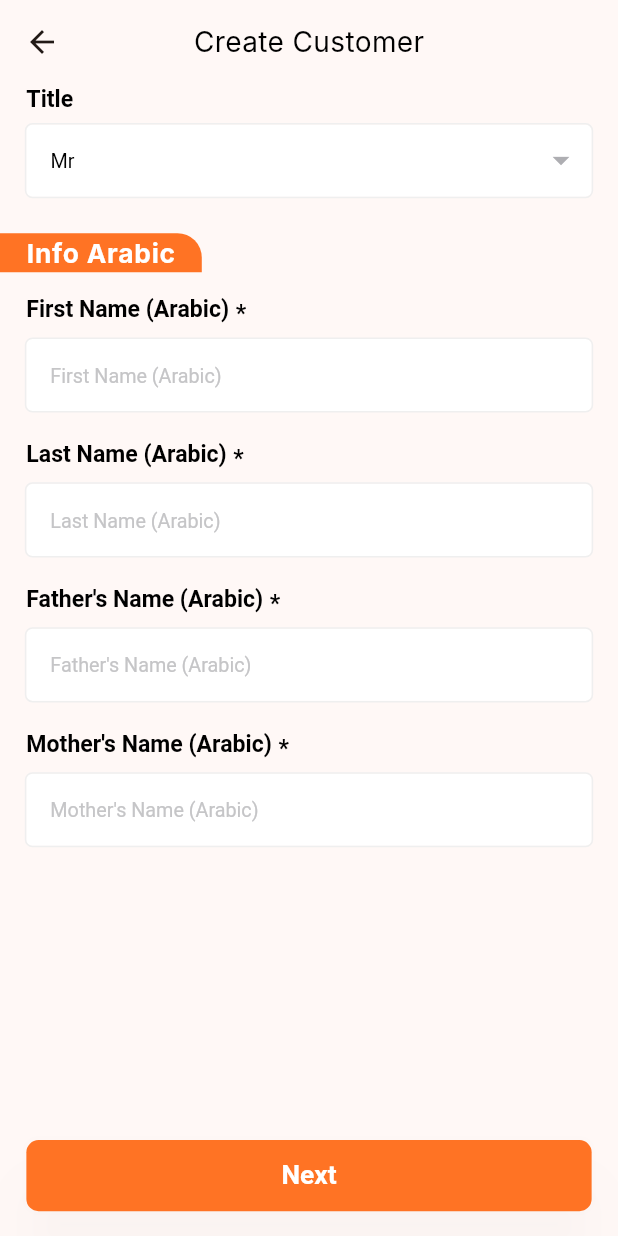
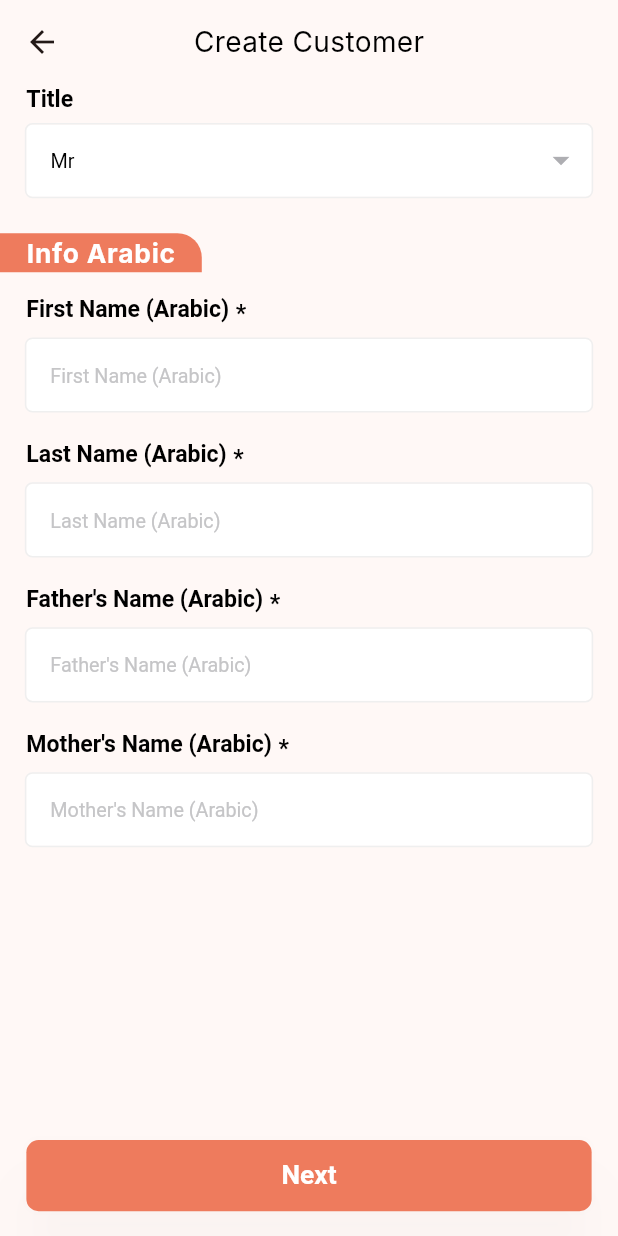
Before and after one commit to Ali-Eid/employee_bank, a Flutter app: the screen it shows after launch, after a tap on "Create Customer", on a phone screen of 412 x 824 dp. Run offline on Flutter 3.47's test engine with Material 3 defaults, Android fonts, the phone set to English and light mode, and no system bars; drawn by our look-alikes of toastification; our stand-ins replace animate_do, animated_theme_switcher, bloc, bloc_concurrency, connectivity_plus, dio and 13 more; generated files the repository leaves out were written again; network calls fail; Roboto replaces fonts that are missing (Inter, PTSans).

Commit message:
before demo

```diff
--- a/lib/core/network/dio_factory.dart
+++ b/lib/core/network/dio_factory.dart
@@ -22,7 +22,7 @@ class DioFactory {
 
   Future<Dio> getDio() async {
     Dio dio = Dio();
-    Duration timeOut = const Duration(seconds: 60);
+    Duration timeOut = const Duration(minutes: 7);
     String language = await _appPreferences.getAppLanguage();
     Map<String, String> headers = {
       CONTENT_TYPE: APPLICATION_JSON,
--- a/lib/core/themes/color_manager.dart
+++ b/lib/core/themes/color_manager.dart
@@ -6,7 +6,7 @@ class ColorManager {
   static Color black = Hex16Color.fromHex("#000000");
 
   //System
-  static Color primary = Hex16Color.fromHex("#FF7324");
+  static Color primary = Hex16Color.fromHex("#EE7B5D");
   static Color persimmon = Hex16Color.fromHex("#FF5656");
   static Color emerald = Hex16Color.fromHex("#4DCA52");
   static Color azure = Hex16Color.fromHex("#008FF6");
--- a/lib/features/attributes/presentation/blocs/all_attributes_bloc/all_attributes_bloc.dart
+++ b/lib/features/attributes/presentation/blocs/all_attributes_bloc/all_attributes_bloc.dart
@@ -21,6 +21,7 @@ class AllAttributesBloc extends Bloc<AllAttributesEvent, AllAttributesState> {
     on<AllAttributesEvent>((event, emit) async {
       await event.map(
         getAllAttributes: (value) async {
+          allAttributes.clear();
           allAttributes.addAll(await appPreferences.getAllAttributes());
           emit(const AllAttributesState.loading());
           final failureOrSuccess =
@@ -28,6 +29,7 @@ class AllAttributesBloc extends Bloc<AllAttributesEvent, AllAttributesState> {
           await failureOrSuccess.when(
             (success) async {
               await appPreferences.setAllAttributes(attributes: success.data);
+              allAttributes.clear();
               allAttributes.addAll(success.data);
 
               emit(AllAttributesState.loaded(attributes: success));
--- a/lib/features/splash/presentation/views/splash_view.dart
+++ b/lib/features/splash/presentation/views/splash_view.dart
@@ -21,7 +21,7 @@ class _SplashViewState extends State<SplashView> {
   @override
   void initState() {
     Timer(
-      const Duration(seconds: 5),
+      const Duration(seconds: 7),
       () {
         context.goNamed(RoutesNames.homeRoute);
       },
```
Also changed, not shown: lib/features/home/presentation/views/home_view.dart (+14 -10 lines).
